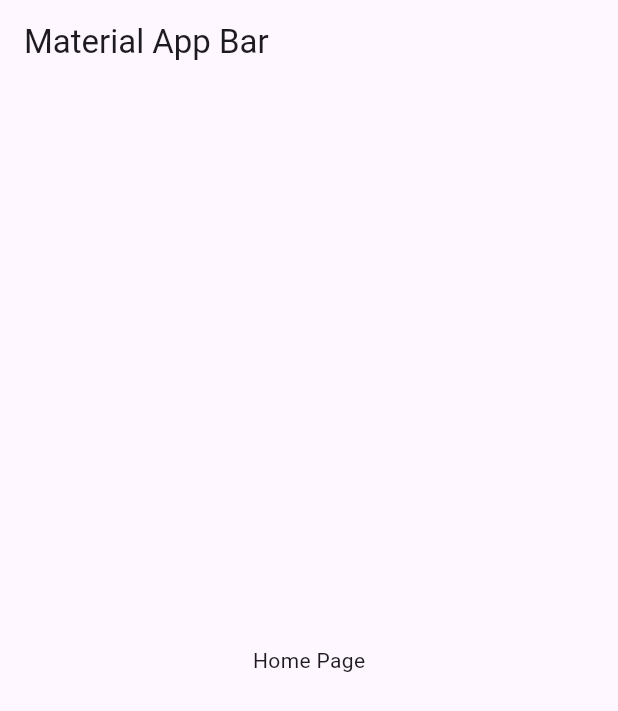
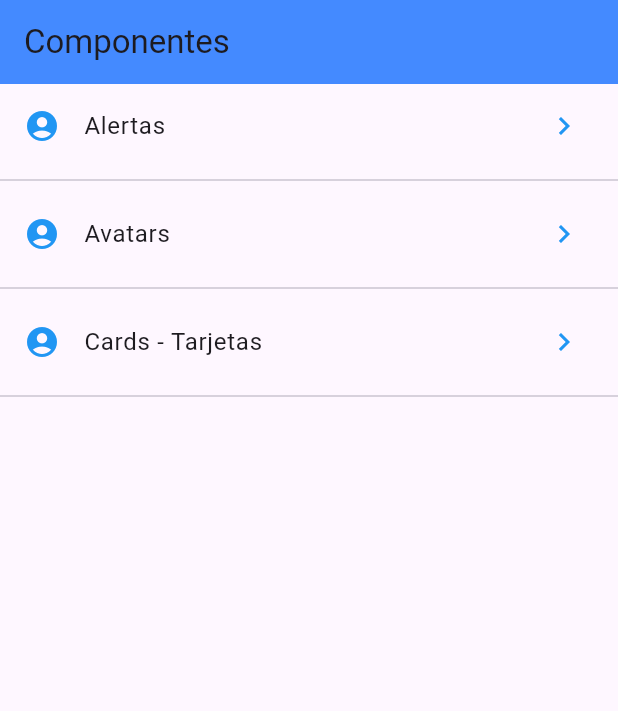
Before and after one commit to Carlos4994/PrimierosComponentes, a Flutter app: the screen it shows after launch, on a phone screen of 412 x 824 dp. Shown: the top 711 px of the screen. Run offline on Flutter 3.47's test engine with Material 3 defaults, Android fonts, the light colour scheme and no system bars.

Commit message:
leer de json menu

```diff
--- /dev/null
+++ b/data/menu_opts.json
@@ -0,0 +1,20 @@
+{
+    "nombreApp" : "Componentes",
+    "rutas" : [
+        {
+            "ruta" : "alert",
+            "icon" : "add_alert",
+            "texto": "Alertas"
+        },
+        {
+            "ruta" : "avatar",
+            "icon" : "accessibility",
+            "texto": "Avatars"
+        },
+        {
+            "ruta" : "card",
+            "icon" : "folder_open",
+            "texto": "Cards - Tarjetas"
+        }
+    ]
+}
--- a/lib/main.dart
+++ b/lib/main.dart
@@ -1,6 +1,8 @@
 import 'package:flutter/material.dart';
 
-import 'package:miscomponentes/src/pages/home_temp.dart';
+import 'package:miscomponentes/src/pages/home_page.dart';
+
+//import 'package:miscomponentes/src/pages/home_temp.dart';
 
 void main() => runApp(const MyApp());
 
@@ -9,16 +11,10 @@ class MyApp extends StatelessWidget {
 
   @override
   Widget build(BuildContext context) {
-    return MaterialApp(
-      title: 'Material App',
-//baner
-      debugShowCheckedModeBanner: false,
-
-      home: Scaffold(
-          appBar: AppBar(
-            title: const Text('Material App Bar'),
-          ),
-          body: const HomePageTemp()),
-    );
+    return const MaterialApp(
+        title: 'Material App',
+        //baner
+        debugShowCheckedModeBanner: false,
+        home: HomePage());
   }
 }
--- /dev/null
+++ b/lib/src/pages/home_page.dart
@@ -0,0 +1,56 @@
+import 'package:flutter/material.dart';
+import 'package:miscomponentes/src/providers/menu_provider.dart';
+
+class HomePage extends StatelessWidget {
+  const HomePage({super.key});
+
+  @override
+  Widget build(BuildContext context) {
+    return Scaffold(
+      appBar: AppBar(
+        title: const Text('Componentes'),
+        backgroundColor: Colors.blueAccent,
+      ),
+      body: _lista(),
+    );
+  }
+
+  Widget _lista() {
+    return FutureBuilder(
+      future: menuProvider.cargarData(),
+      //initialData: const [],
+      builder: (context, AsyncSnapshot<List<dynamic>> snapshot) {
+        return ListView(
+          children: _listaItems(snapshot.data),
+        );
+      },
+    );
+    // return ListView(children: _listaItems());
+  }
+
+  List<Widget> _listaItems(List<dynamic>? data) {
+    final List<Widget> opciones = [];
+    // Check if data is not null
+    if (data != null) {
+      // ignore: avoid_function_literals_in_foreach_calls
+      data.forEach((opt) {
+        final widgetTemp = ListTile(
+          title: Text(opt['texto']),
+          leading: const Icon(
+            Icons.account_circle,
+            color: Colors.blue,
+          ),
+          trailing: const Icon(
+            Icons.keyboard_arrow_right,
+            color: Colors.blue,
+          ),
+          onTap: () {},
+        );
+        opciones
+          ..add(widgetTemp)
+          ..add(const Divider());
+      });
+    }
+    return opciones;
+  }
+}
--- a/pubspec.yaml
+++ b/pubspec.yaml
@@ -17,3 +17,6 @@ dev_dependencies:
 
 flutter:
   uses-material-design: true
+
+  assets:
+    - data/menu_opts.json
```
Also changed, not shown: lib/src/pages/home_temp.dart (+40 -3 lines), lib/src/providers/menu_provider.dart (added, +21 -0 lines).
